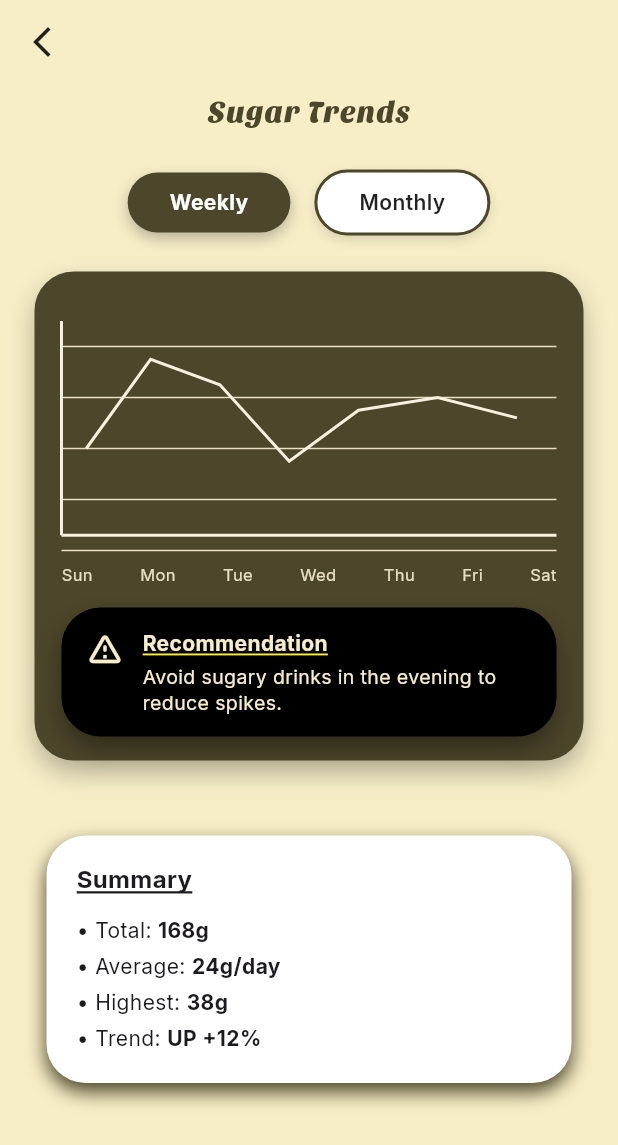
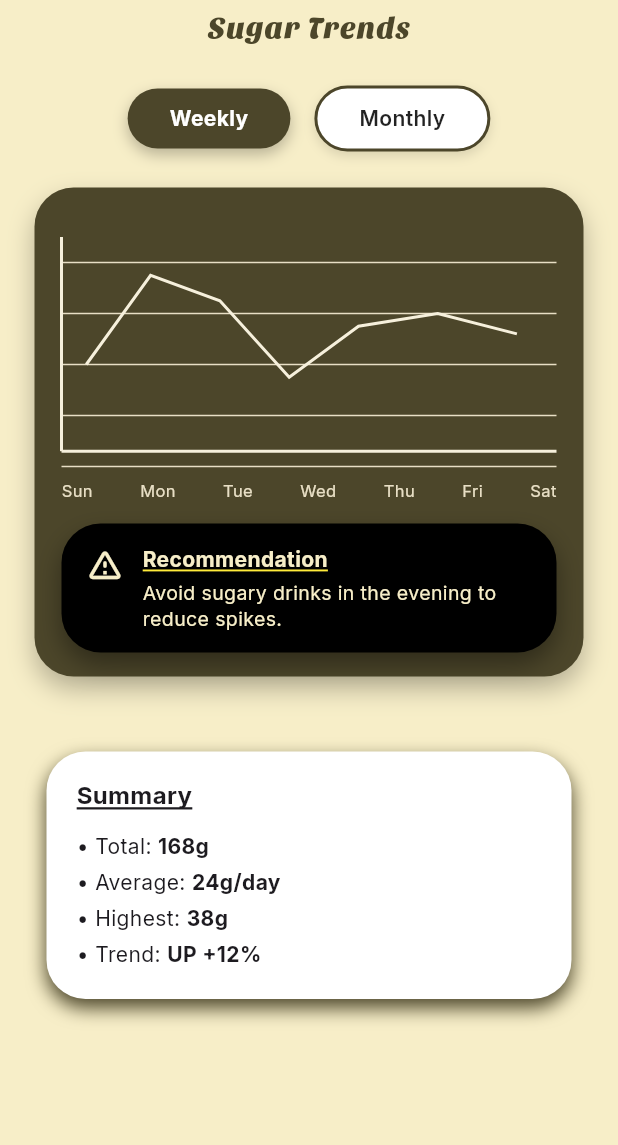
Before and after one commit to balbinopb/sweetTake_app, a Flutter app: the GraphView screen opened by its route, on a phone screen of 412 x 824 dp. Shown: the top 1145 px of the screen. Run offline on Flutter 3.47's test engine with Material 3 defaults, Android fonts, the light colour scheme and no system bars; our stand-ins replace get, google_fonts; missing offline and left inert: iconify_flutter_plus; Roboto replaces fonts that are missing (SansitaOne).

Commit message:
feat(nav_bar): nav bar view ,controller and binding

```diff
--- a/lib/app/modules/blood/views/blood_view.dart
+++ b/lib/app/modules/blood/views/blood_view.dart
@@ -9,10 +9,6 @@ class BloodView extends GetView<BloodController> {
   @override
   Widget build(BuildContext context) {
     return Scaffold(
-      appBar: AppBar(
-        title: const Text('BloodView'),
-        centerTitle: true,
-      ),
       body: const Center(
         child: Text(
           'BloodView is working',
--- a/lib/app/modules/graph/views/graph_view.dart
+++ b/lib/app/modules/graph/views/graph_view.dart
@@ -15,16 +15,6 @@ class GraphView extends GetView<GraphController> {
 
     return Scaffold(
       backgroundColor: backgroundColor,
-      appBar: AppBar(
-        backgroundColor: backgroundColor,
-        elevation: 0,
-        centerTitle: true,
-        leading: IconButton(
-          icon: const Icon(Icons.arrow_back_ios_new, color: Colors.black87),
-          onPressed: () => Get.back(),
-        ),
-        title: const SizedBox(), // title kosong, judul di body
-      ),
       body: SafeArea(
         child: SingleChildScrollView(
           padding: const EdgeInsets.symmetric(horizontal: 23),
@@ -322,10 +312,11 @@ class _SummaryRow extends StatelessWidget {
 }
 
 /// Icon di bottom nav
+// ignore: unused_element
 class _BottomIcon extends StatelessWidget {
   final IconData icon;
   final bool active;
-  const _BottomIcon({required this.icon, this.active = false});
+  const _BottomIcon({required this.icon, required this.active});
 
   @override
   Widget build(BuildContext context) {
--- a/lib/app/modules/login/views/login_view.dart
+++ b/lib/app/modules/login/views/login_view.dart
@@ -72,7 +72,10 @@ class LoginView extends GetView<LoginController> {
                 width: double.infinity,
                 height: 48,
                 child: ElevatedButton(
-                  onPressed: controller.login,
+                  onPressed: (){
+                    // controller.login
+                    Get.toNamed(Routes.BOTTOM_NAV_BAR);
+                  },
                   style: ElevatedButton.styleFrom(
                     backgroundColor: AppColors.primary,
                     shape: RoundedRectangleBorder(
--- a/lib/app/routes/app_pages.dart
+++ b/lib/app/routes/app_pages.dart
@@ -1,10 +1,11 @@
 import 'package:get/get.dart';
-import 'package:sweettake_app/app/modules/register/views/register_view2.dart';
-import 'package:sweettake_app/app/modules/graph/bindings/graph_binding.dart';
-import 'package:sweettake_app/app/modules/graph/views/graph_view.dart';
 
+import '../modules/bottom_nav_bar/bindings/bottom_nav_bar_binding.dart';
+import '../modules/bottom_nav_bar/views/bottom_nav_bar_view.dart';
 import '../modules/consumption_form/bindings/consumption_form_binding.dart';
 import '../modules/consumption_form/views/consumption_form_view.dart';
+import '../modules/graph/bindings/graph_binding.dart';
+import '../modules/graph/views/graph_view.dart';
 import '../modules/home/bindings/home_binding.dart';
 import '../modules/home/views/home_view.dart';
 import '../modules/login/bindings/login_binding.dart';
@@ -13,6 +14,7 @@ import '../modules/onborading/bindings/onborading_binding.dart';
 import '../modules/onborading/views/onborading_view.dart';
 import '../modules/register/bindings/register_binding.dart';
 import '../modules/register/views/register_view.dart';
+import '../modules/register/views/register_view2.dart';
 
 // ignore_for_file: constant_identifier_names
 
@@ -41,7 +43,7 @@ class AppPages {
     ),
     GetPage(
       name: _Paths.REGISTER2,
-      page: () =>  RegisterView2(),
+      page: () => RegisterView2(),
       binding: RegisterBinding(),
     ),
     GetPage(
@@ -49,17 +51,20 @@ class AppPages {
       page: () => const HomeView(),
       binding: HomeBinding(),
     ),
-
     GetPage(
       name: _Paths.GRAPH,
       page: () => const GraphView(),
       binding: GraphBinding(),
     ),
-
     GetPage(
       name: _Paths.CONSUMPTION_FORM,
       page: () => const ConsumptionFormView(),
       binding: ConsumptionFormBinding(),
     ),
+    GetPage(
+      name: _Paths.BOTTOM_NAV_BAR,
+      page: () => const BottomNavBarView(),
+      binding: BottomNavBarBinding(),
+    ),
   ];
 }
--- a/lib/app/routes/app_routes.dart
+++ b/lib/app/routes/app_routes.dart
@@ -12,6 +12,7 @@ abstract class Routes {
   static const HOME = _Paths.HOME;
   static const GRAPH = _Paths.GRAPH;
   static const CONSUMPTION_FORM = _Paths.CONSUMPTION_FORM;
+  static const BOTTOM_NAV_BAR = _Paths.BOTTOM_NAV_BAR;
 }
 
 abstract class _Paths {
@@ -23,4 +24,5 @@ abstract class _Paths {
   static const HOME = '/home';
   static const GRAPH = '/graph';
   static const CONSUMPTION_FORM = '/consumption-form';
+  static const BOTTOM_NAV_BAR = '/bottom-nav-bar';
 }
--- a/pubspec.yaml
+++ b/pubspec.yaml
@@ -19,6 +19,7 @@ dependencies:
   get: ^4.7.2
   google_fonts: ^6.3.2
   http: ^1.5.0
+  iconify_flutter_plus: ^1.0.4
 
 dev_dependencies:
   flutter_test:
```
Also changed, not shown: lib/app/modules/bottom_nav_bar/bindings/bottom_nav_bar_binding.dart (added, +24 -0 lines), lib/app/modules/bottom_nav_bar/controllers/bottom_nav_bar_controller.dart (added, +28 -0 lines), lib/app/modules/bottom_nav_bar/views/bottom_nav_bar_view.dart (added, +69 -0 lines), pubspec.lock.
